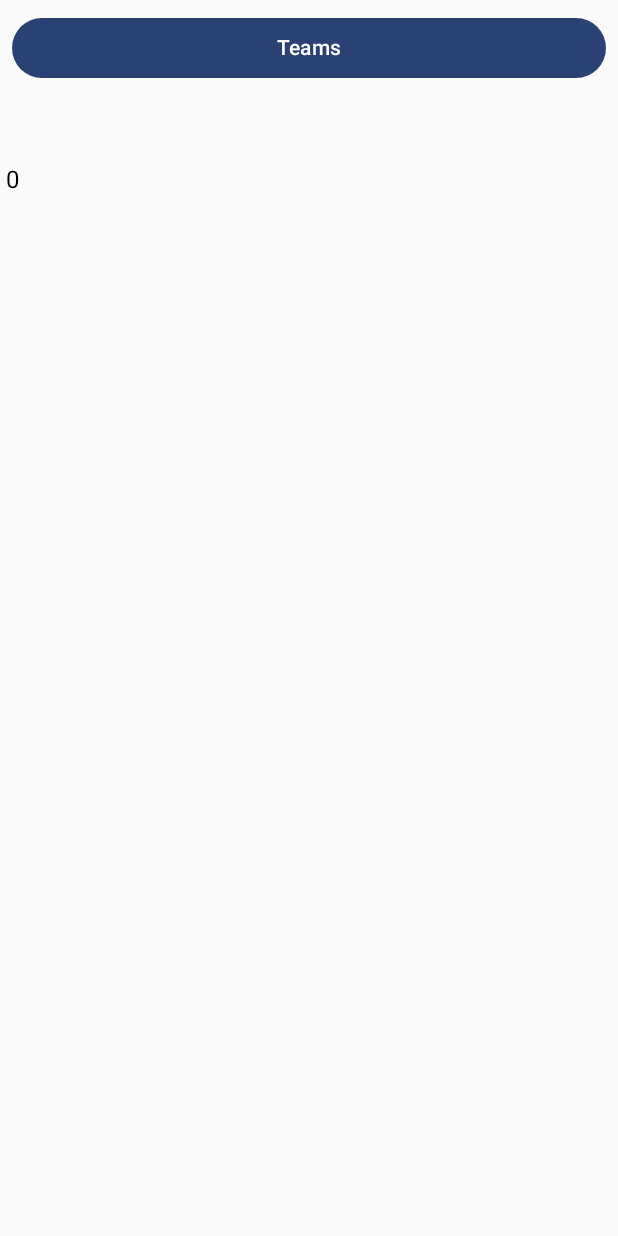
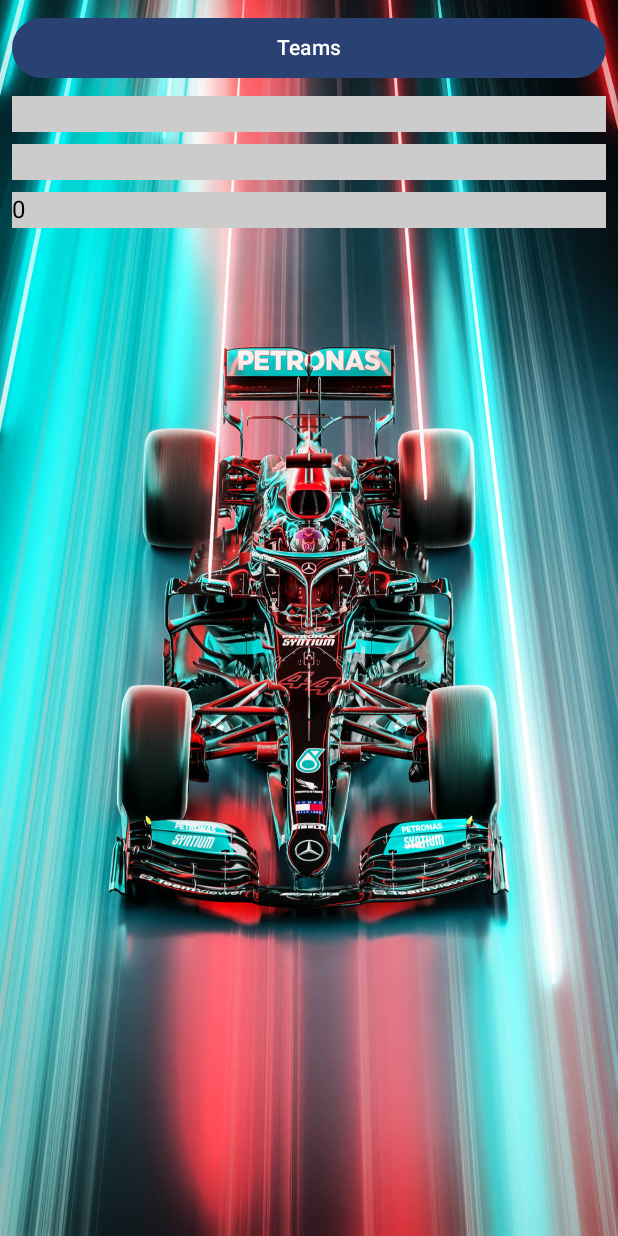
Before and after one commit to ShaneWhitmore/F1-Geek, an Android app built with Jetpack Compose: the screen it shows after launch (MainActivity), after a tap on "Home", on a phone screen of 412 x 824 dp. Run offline under Robolectric (Android 15) with nearby library versions, the phone set to English and light mode, and no system bars; 1 other tap on this screen came first.

Commit message:
Background fit to screen

```diff
--- a/app/src/main/java/com/example/f1geek/MainActivity.kt
+++ b/app/src/main/java/com/example/f1geek/MainActivity.kt
@@ -30,6 +30,9 @@ import com.example.f1geek.model.seedTeamStore
 import com.example.f1geek.ui.theme.F1GeekTheme
 import androidx.compose.foundation.Image
 import androidx.compose.foundation.layout.Box
+import androidx.compose.foundation.layout.fillMaxHeight
+import androidx.compose.foundation.layout.fillMaxSize
+import androidx.compose.ui.layout.ContentScale
 
 
 class MainActivity : ComponentActivity() {
@@ -96,14 +99,32 @@ class MainActivity : ComponentActivity() {
 
     @Composable
     fun DriverList(driver: Driver, onClickHandler: (Driver) -> Unit, modifier: Modifier = Modifier) {
+        val image = painterResource(R.drawable.background)
+        val backgroundColor = Color.LightGray
+
+        Box(){
+            Image(
+                painter = image,
+                contentDescription = null,
+                contentScale = ContentScale.FillBounds,
+                modifier = Modifier.fillMaxSize()
+            )
+        }
+
         Column(modifier) {
             Button(onClick = { onClickHandler.invoke(Driver("","","",0,"")) }, modifier = modifier) {
                 Text("Teams")
             }
 
-            Text(text = driver.fullName)
-            Text(text = driver.abbreviatedName)
-            Text(text = driver.number.toString())
+            Text(text = driver.fullName,
+                modifier = modifier
+                .background(backgroundColor))
+            Text(text = driver.abbreviatedName,
+                modifier = modifier
+                .background(backgroundColor))
+            Text(text = driver.number.toString(),
+                modifier = modifier
+                .background(backgroundColor))
 
 
         }
@@ -113,6 +134,16 @@ class MainActivity : ComponentActivity() {
 
     @Composable
     fun DriversList(teams: List<Team>,onClickHandler: (Driver) -> Unit, modifier: Modifier = Modifier) {
+        val image = painterResource(R.drawable.background)
+
+        Box(){
+            Image(
+                painter = image,
+                contentDescription = null,
+                contentScale = ContentScale.FillBounds,
+                modifier = Modifier.fillMaxSize()
+            )
+        }
         Column(modifier) {
             Button(onClick = { onClickHandler.invoke(Driver("","","",0,"")) }, modifier = modifier) {
                 Text("Home")
@@ -143,19 +174,22 @@ class MainActivity : ComponentActivity() {
     fun TeamList(teams: List<Team>,  onClickHandler: (Team) -> Unit ,modifier: Modifier = Modifier) {
         var filterText by rememberSaveable { mutableStateOf("") }
         val image = painterResource(R.drawable.background)
-        Box(modifier){
-            Image(painter = image,
-                contentDescription = null
+
+        Box(){
+            Image(
+                painter = image,
+                contentDescription = null,
+                contentScale = ContentScale.FillBounds,
+                modifier = Modifier.fillMaxSize()
             )
         }
         Column(modifier)
         {
-
-
             TextField(
                 value = filterText,
                 onValueChange = { value -> filterText = value },
-                label = { Text("Search") }
+                label = { Text("Search") },
+                modifier = Modifier.fillMaxWidth()
             )
 
             teams.filter { it.name.contains(filterText, true) }.forEachIndexed { index,team ->
@@ -195,7 +229,7 @@ class MainActivity : ComponentActivity() {
                 onClickHandler = {},
                 modifier = Modifier
                     .fillMaxWidth()
-                    .padding(4.dp))
+                    .padding(8.dp))
         }
 
     }
```
